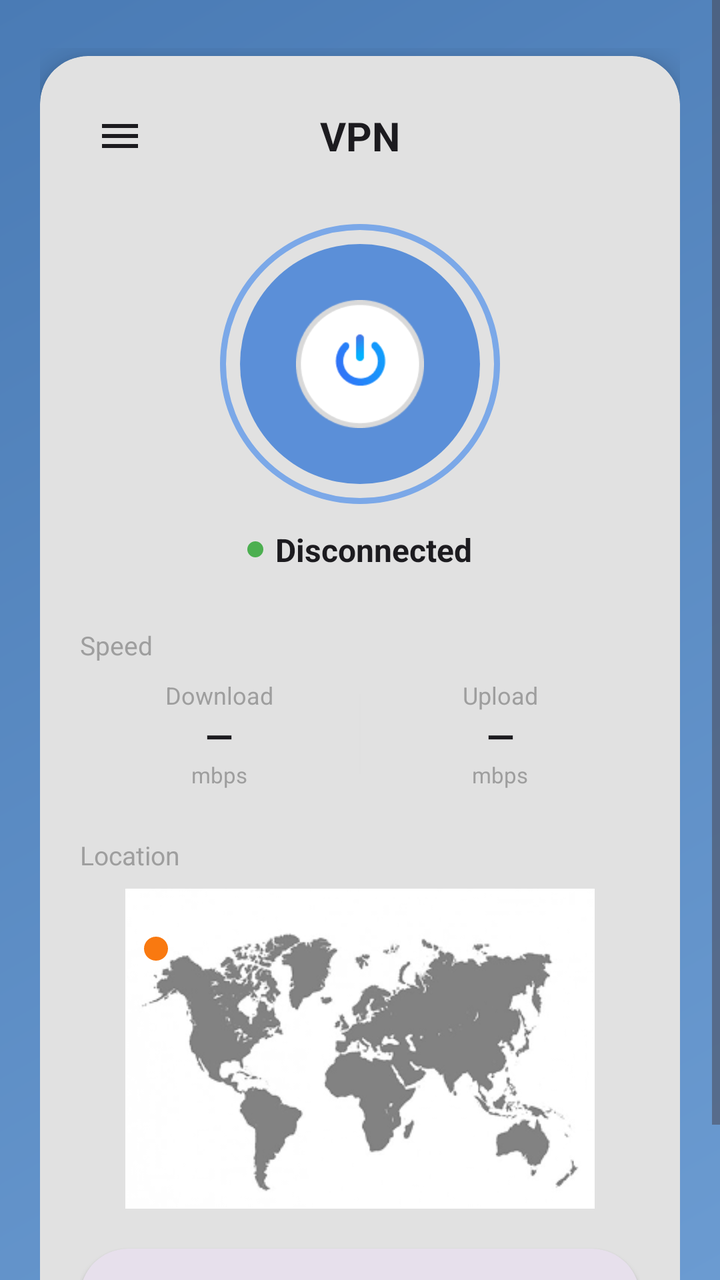
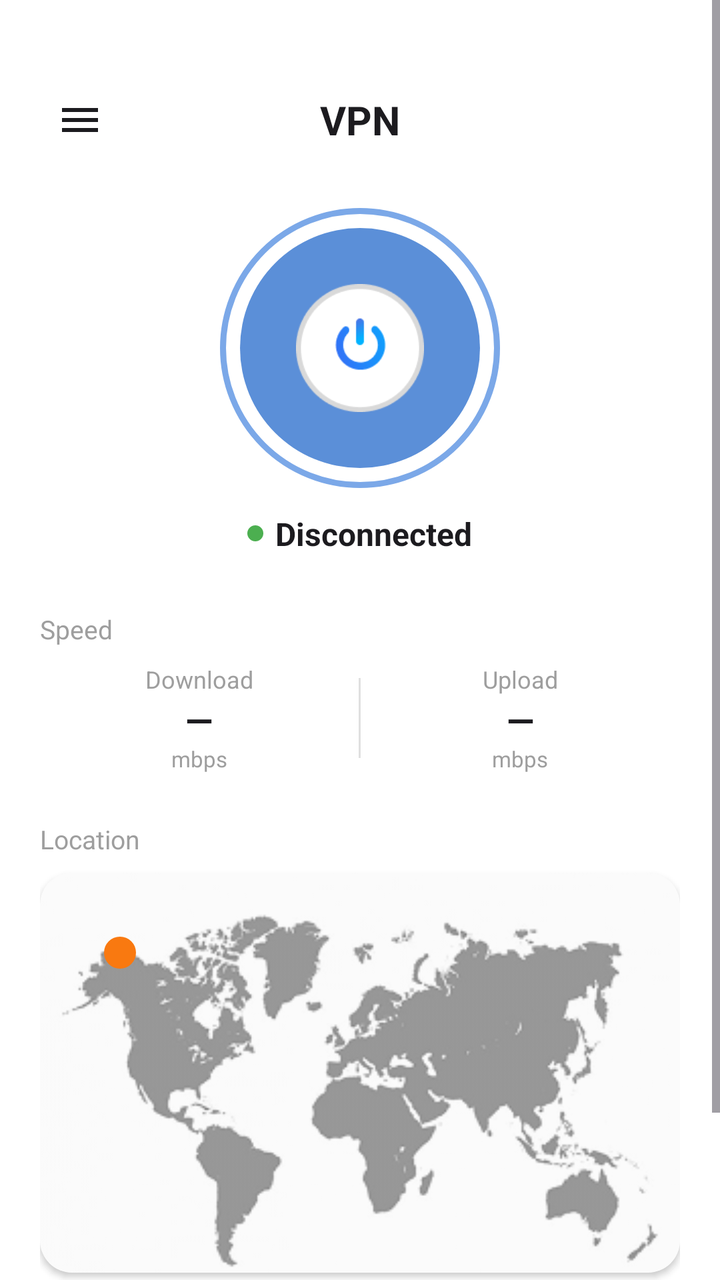

An Android layout rendered at two revisions. The XML below is the earlier revision; the diff shows what the commit changed to produce the second picture.
<!-- AndroidManifest.xml: application theme AppThemeDayNight.NoActionBar -->
<!-- res/layout/activity_main.xml -->
<?xml version="1.0" encoding="utf-8"?>
<FrameLayout xmlns:android="http://schemas.android.com/apk/res/android"
    xmlns:app="http://schemas.android.com/apk/res-auto"
    android:layout_width="match_parent"
    android:layout_height="match_parent"
    android:background="@drawable/bg_vpn_gradient"
    android:fitsSystemWindows="true">

    <ScrollView
        android:layout_width="match_parent"
        android:layout_height="match_parent"
        android:fillViewport="true">

        <LinearLayout
            android:layout_width="match_parent"
            android:layout_height="wrap_content"
            android:orientation="vertical"
            android:paddingTop="24dp"
            android:paddingStart="20dp"
            android:paddingEnd="20dp"
            android:paddingBottom="24dp">

            <com.google.android.material.progressindicator.LinearProgressIndicator
                android:id="@+id/progress_bar"
                android:layout_width="match_parent"
                android:layout_height="wrap_content"
                android:indeterminate="true"
                android:visibility="invisible"
                app:indicatorColor="@color/colorWhite" />

            <com.google.android.material.card.MaterialCardView
                android:layout_width="match_parent"
                android:layout_height="wrap_content"
                app:cardBackgroundColor="@color/vpn_card_white"
                app:cardCornerRadius="24dp"
                app:cardElevation="8dp"
                app:strokeWidth="0dp">

                <LinearLayout
                    android:layout_width="match_parent"
                    android:layout_height="wrap_content"
                    android:orientation="vertical"
                    android:paddingTop="20dp"
                    android:paddingStart="20dp"
                    android:paddingEnd="20dp"
                    android:paddingBottom="24dp">

                    
                    <LinearLayout
                        android:layout_width="match_parent"
                        android:layout_height="wrap_content"
                        android:gravity="center_vertical"
                        android:orientation="horizontal">

                        <ImageButton
                            android:id="@+id/btn_menu"
                            android:layout_width="40dp"
                            android:layout_height="40dp"
                            android:background="?attr/selectableItemBackgroundBorderless"
                            android:contentDescription="@string/navigation_drawer_open"
                            android:padding="8dp"
                            android:src="@drawable/ic_menu_24dp"
                            android:scaleType="centerInside" />

                        <TextView
                            android:layout_width="0dp"
                            android:layout_height="wrap_content"
                            android:layout_weight="1"
                            android:gravity="center"
                            android:text="@string/vpn_header_title"
                            android:textColor="@color/md_theme_onBackground"
                            android:textSize="20sp"
                            android:textStyle="bold" />

                        <View
                            android:layout_width="40dp"
                            android:layout_height="40dp" />
                    </LinearLayout>

                    
                    <FrameLayout
                        android:layout_width="wrap_content"
                        android:layout_height="wrap_content"
                        android:layout_gravity="center_horizontal"
                        android:layout_marginTop="24dp">

                        <View
                            android:layout_width="140dp"
                            android:layout_height="140dp"
                            android:layout_gravity="center"
                            android:background="@drawable/bg_power_button_ring" />

                        <ImageButton
                            android:id="@+id/btn_power"
                            android:layout_width="120dp"
                            android:layout_height="120dp"
                            android:layout_gravity="center"
                            android:background="@drawable/bg_power_button"
                            android:contentDescription="@string/action_stop_service"
                            android:padding="28dp"
                            android:scaleType="centerInside"
                            android:src="@drawable/ic_power_button" />
                    </FrameLayout>

                    
                    <LinearLayout
                        android:layout_width="wrap_content"
                        android:layout_height="wrap_content"
                        android:layout_gravity="center_horizontal"
                        android:layout_marginTop="12dp"
                        android:gravity="center_vertical"
                        android:orientation="horizontal">

                        <View
                            android:id="@+id/status_dot"
                            android:layout_width="8dp"
                            android:layout_height="8dp"
                            android:background="@drawable/bg_status_dot_connected" />

                        <TextView
                            android:id="@+id/tv_status"
                            android:layout_width="wrap_content"
                            android:layout_height="wrap_content"
                            android:layout_marginStart="6dp"
                            android:text="@string/vpn_disconnected"
                            android:textColor="@color/md_theme_onBackground"
                            android:textSize="16sp"
                            android:textStyle="bold" />
                    </LinearLayout>

                    
                    <TextView
                        android:layout_width="wrap_content"
                        android:layout_height="wrap_content"
                        android:layout_marginTop="28dp"
                        android:text="@string/vpn_speed"
                        android:textColor="@color/vpn_speed_label"
                        android:textSize="13sp" />

                    <LinearLayout
                        android:layout_width="match_parent"
                        android:layout_height="wrap_content"
                        android:layout_marginTop="8dp"
                        android:gravity="center"
                        android:orientation="horizontal">

                        <LinearLayout
                            android:layout_width="0dp"
                            android:layout_height="wrap_content"
                            android:layout_weight="1"
                            android:gravity="center"
                            android:orientation="vertical">

                            <TextView
                                android:layout_width="wrap_content"
                                android:layout_height="wrap_content"
                                android:text="@string/vpn_download"
                                android:textColor="@color/vpn_speed_label"
                                android:textSize="12sp" />
                            <TextView
                                android:id="@+id/tv_download_speed"
                                android:layout_width="wrap_content"
                                android:layout_height="wrap_content"
                                android:text="—"
                                android:textColor="@color/md_theme_onBackground"
                                android:textSize="18sp"
                                android:textStyle="bold" />
                            <TextView
                                android:layout_width="wrap_content"
                                android:layout_height="wrap_content"
                                android:text="@string/vpn_mbps"
                                android:textColor="@color/vpn_speed_label"
                                android:textSize="11sp" />
                        </LinearLayout>

                        <View
                            android:layout_width="1dp"
                            android:layout_height="40dp"
                            android:background="@color/divider_color_light" />

                        <LinearLayout
                            android:layout_width="0dp"
                            android:layout_height="wrap_content"
                            android:layout_weight="1"
                            android:gravity="center"
                            android:orientation="vertical">

                            <TextView
                                android:layout_width="wrap_content"
                                android:layout_height="wrap_content"
                                android:text="@string/vpn_upload"
                                android:textColor="@color/vpn_speed_label"
                                android:textSize="12sp" />
                            <TextView
                                android:id="@+id/tv_upload_speed"
                                android:layout_width="wrap_content"
                                android:layout_height="wrap_content"
                                android:text="—"
                                android:textColor="@color/md_theme_onBackground"
                                android:textSize="18sp"
                                android:textStyle="bold" />
                            <TextView
                                android:layout_width="wrap_content"
                                android:layout_height="wrap_content"
                                android:text="@string/vpn_mbps"
                                android:textColor="@color/vpn_speed_label"
                                android:textSize="11sp" />
                        </LinearLayout>
                    </LinearLayout>

                    
                    <TextView
                        android:layout_width="wrap_content"
                        android:layout_height="wrap_content"
                        android:layout_marginTop="24dp"
                        android:text="@string/vpn_location"
                        android:textColor="@color/vpn_location_label"
                        android:textSize="13sp" />

                    <FrameLayout
                        android:layout_width="match_parent"
                        android:layout_height="160dp"
                        android:layout_marginTop="8dp">

                        <ImageView
                            android:id="@+id/iv_world_map"
                            android:layout_width="match_parent"
                            android:layout_height="match_parent"
                            android:scaleType="fitCenter"
                            android:src="@drawable/world_map"
                            android:contentDescription="@string/vpn_location" />

                        <View
                            android:id="@+id/location_dot"
                            android:layout_width="12dp"
                            android:layout_height="12dp"
                            android:layout_marginStart="32dp"
                            android:layout_marginTop="24dp"
                            android:background="@drawable/bg_location_dot" />
                    </FrameLayout>

                    
                    <com.google.android.material.card.MaterialCardView
                        android:id="@+id/country_selector"
                        android:layout_width="match_parent"
                        android:layout_height="wrap_content"
                        android:layout_marginTop="20dp"
                        android:clickable="true"
                        android:focusable="true"
                        app:cardBackgroundColor="@color/md_theme_surfaceVariant"
                        app:cardCornerRadius="24dp"
                        app:cardElevation="2dp"
                        app:strokeWidth="0dp">

                        <LinearLayout
                            android:layout_width="match_parent"
                            android:layout_height="wrap_content"
                            android:gravity="center_vertical"
                            android:orientation="horizontal"
                            android:paddingVertical="14dp"
                            android:paddingStart="16dp"
                            android:paddingEnd="16dp">

                            <TextView
                                android:id="@+id/tv_country_flag"
                                android:layout_width="28dp"
                                android:layout_height="28dp"
                                android:gravity="center"
                                android:textSize="20sp"
                                android:text="🌍" />

                            <TextView
                                android:id="@+id/tv_country_name"
                                android:layout_width="0dp"
                                android:layout_height="wrap_content"
                                android:layout_weight="1"
                                android:layout_marginStart="12dp"
                                android:ellipsize="end"
                                android:maxLines="1"
                                android:text="@string/vpn_select_location"
                                android:textColor="@color/md_theme_onBackground"
                                android:textSize="16sp" />

                            <ImageView
                                android:layout_width="24dp"
                                android:layout_height="24dp"
                                android:src="@drawable/ic_chevron_down_24dp"
                                android:contentDescription="@string/vpn_choose_country" />
                        </LinearLayout>
                    </com.google.android.material.card.MaterialCardView>
                </LinearLayout>
            </com.google.android.material.card.MaterialCardView>
        </LinearLayout>
    </ScrollView>

    
    <androidx.viewpager2.widget.ViewPager2
        android:id="@+id/view_pager"
        android:layout_width="match_parent"
        android:layout_height="1dp"
        android:visibility="invisible" />
</FrameLayout>
<!-- resources referenced by this layout -->
<resources>
  <color name="colorWhite">#FFFFFF</color>
  <color name="divider_color_light">#E0E0E0</color>
  <color name="md_theme_onBackground">#1C1B1F</color>
  <color name="md_theme_surfaceVariant">#E7E0EC</color>
  <color name="vpn_card_white">#FFFFFF</color>
  <color name="vpn_location_label">#9E9E9E</color>
  <color name="vpn_speed_label">#9E9E9E</color>
  <!-- drawable bg_location_dot (drawable) -->
  <?xml version="1.0" encoding="utf-8"?>
  <shape xmlns:android="http://schemas.android.com/apk/res/android"
      android:shape="oval">
      <solid android:color="@color/md_theme_secondary" />
      <size android:width="12dp" android:height="12dp" />
  </shape>
  <!-- drawable bg_power_button (drawable) -->
  <?xml version="1.0" encoding="utf-8"?>
  <shape xmlns:android="http://schemas.android.com/apk/res/android"
      android:shape="oval">
      <solid android:color="@color/vpn_power_blue" />
      <size android:width="120dp" android:height="120dp" />
  </shape>
  <!-- drawable bg_vpn_gradient (drawable) -->
  <?xml version="1.0" encoding="utf-8"?>
  <shape xmlns:android="http://schemas.android.com/apk/res/android">
      <gradient
          android:angle="135"
          android:startColor="@color/vpn_gradient_start"
          android:endColor="@color/vpn_gradient_end"
          android:type="linear" />
  </shape>
  <string name="action_stop_service">Stop service</string>
  <string name="navigation_drawer_open">Open navigation drawer</string>
  <string name="vpn_choose_country">Choose Country</string>
  <string name="vpn_disconnected">Disconnected</string>
  <string name="vpn_download">Download</string>
  <string name="vpn_header_title">VPN</string>
  <string name="vpn_location">Location</string>
  <string name="vpn_mbps">mbps</string>
  <string name="vpn_select_location">Select a location</string>
  <string name="vpn_speed">Speed</string>
  <string name="vpn_upload">Upload</string>
  <style name="AppThemeDayNight.NoActionBar" parent="AppThemeDayNight">
          <item name="windowActionBar">false</item>
          <item name="windowNoTitle">true</item>
      </style>
  <color name="md_theme_secondary">#f97910</color>
  <color name="vpn_power_blue">#5B8FD8</color>
  <color name="vpn_power_ring">#7BA8E8</color>
  <color name="vpn_status_connected">#4CAF50</color>
  <color name="vpn_gradient_start">#6B9BD1</color>
  <color name="vpn_gradient_end">#4A7BB5</color>
  <style name="AppThemeDayNight" parent="AppThemeBase">
          
          <item name="android:windowLightStatusBar">true</item>
          <item name="android:windowLightNavigationBar" tools:targetApi="27">true</item>
      </style>
  <color name="md_theme_primary">#000000</color>
  <color name="md_theme_onPrimary">#FFFFFF</color>
  <color name="md_theme_primaryContainer">#E0E0E0</color>
  <color name="md_theme_onPrimaryContainer">#000000</color>
  <color name="md_theme_onSecondary">#FFFFFF</color>
  <color name="md_theme_secondaryContainer">#FFE8D6</color>
  <color name="md_theme_onSecondaryContainer">#2B1700</color>
  <color name="md_theme_tertiary">#009966</color>
  <color name="md_theme_onTertiary">#FFFFFF</color>
  <color name="md_theme_tertiaryContainer">#A0F2D0</color>
  <color name="md_theme_onTertiaryContainer">#00201A</color>
  <color name="md_theme_error">#BA1A1A</color>
  <color name="md_theme_onError">#FFFFFF</color>
  <color name="md_theme_errorContainer">#FFDAD6</color>
  <color name="md_theme_onErrorContainer">#410002</color>
  <color name="md_theme_surface">#FFFFFF</color>
  <color name="md_theme_onSurface">#1C1B1F</color>
  <color name="md_theme_onSurfaceVariant">#49454F</color>
  <color name="md_theme_inverseSurface">#313033</color>
  <color name="md_theme_inverseOnSurface">#F4EFF4</color>
  <color name="md_theme_background">#FFFFFF</color>
  <color name="md_theme_outline">#79747E</color>
  <color name="md_theme_outlineVariant">#CAC4D0</color>
  <color name="md_theme_inversePrimary">#C0C0C0</color>
  <!-- unchanged entries left out for length: 7 -->
</resources>

<!-- the commit's change to res/layout/activity_main.xml (unified diff, before → after) -->
@@ -3,22 +3,25 @@
     xmlns:app="http://schemas.android.com/apk/res-auto"
     android:layout_width="match_parent"
     android:layout_height="match_parent"
-    android:background="@drawable/bg_vpn_gradient"
-    android:fitsSystemWindows="true">
+    android:background="@color/md_theme_background"
+    android:fitsSystemWindows="false">
 
     <ScrollView
+        android:id="@+id/scroll_view"
         android:layout_width="match_parent"
         android:layout_height="match_parent"
         android:fillViewport="true">
 
         <LinearLayout
+            android:id="@+id/main_content"
             android:layout_width="match_parent"
-            android:layout_height="wrap_content"
+            android:layout_height="match_parent"
             android:orientation="vertical"
-            android:paddingTop="24dp"
-            android:paddingStart="20dp"
-            android:paddingEnd="20dp"
-            android:paddingBottom="24dp">
+            android:paddingTop="16dp"
+            android:paddingStart="0dp"
+            android:paddingEnd="0dp"
+            android:paddingBottom="0dp"
+            android:fitsSystemWindows="false">
 
             <com.google.android.material.progressindicator.LinearProgressIndicator
                 android:id="@+id/progress_bar"
@@ -30,15 +33,17 @@
 
             <com.google.android.material.card.MaterialCardView
                 android:layout_width="match_parent"
-                android:layout_height="wrap_content"
+                android:layout_height="match_parent"
+                android:layout_marginTop="0dp"
+                android:layout_marginBottom="0dp"
                 app:cardBackgroundColor="@color/vpn_card_white"
-                app:cardCornerRadius="24dp"
-                app:cardElevation="8dp"
+                app:cardCornerRadius="0dp"
+                app:cardElevation="0dp"
                 app:strokeWidth="0dp">
 
                 <LinearLayout
                     android:layout_width="match_parent"
-                    android:layout_height="wrap_content"
+                    android:layout_height="match_parent"
                     android:orientation="vertical"
                     android:paddingTop="20dp"
                     android:paddingStart="20dp"
@@ -217,27 +222,37 @@
                         android:textColor="@color/vpn_location_label"
                         android:textSize="13sp" />
 
-                    <FrameLayout
+                    <com.google.android.material.card.MaterialCardView
                         android:layout_width="match_parent"
-                        android:layout_height="160dp"
-                        android:layout_marginTop="8dp">
-
-                        <ImageView
-                            android:id="@+id/iv_world_map"
+                        android:layout_height="200dp"
+                        android:layout_marginTop="8dp"
+                        app:cardBackgroundColor="@color/md_theme_surface"
+                        app:cardCornerRadius="16dp"
+                        app:cardElevation="2dp"
+                        app:strokeWidth="0dp">
+
+                        <FrameLayout
                             android:layout_width="match_parent"
-                            android:layout_height="match_parent"
-                            android:scaleType="fitCenter"
-                            android:src="@drawable/world_map"
-                            android:contentDescription="@string/vpn_location" />
-
-                        <View
-                            android:id="@+id/location_dot"
-                            android:layout_width="12dp"
-                            android:layout_height="12dp"
-                            android:layout_marginStart="32dp"
-                            android:layout_marginTop="24dp"
-                            android:background="@drawable/bg_location_dot" />
-                    </FrameLayout>
+                            android:layout_height="match_parent">
+
+                            <ImageView
+                                android:id="@+id/iv_world_map"
+                                android:layout_width="match_parent"
+                                android:layout_height="match_parent"
+                                android:scaleType="centerCrop"
+                                android:src="@drawable/world_map"
+                                android:contentDescription="@string/vpn_location"
+                                android:alpha="0.8" />
+
+                            <View
+                                android:id="@+id/location_dot"
+                                android:layout_width="16dp"
+                                android:layout_height="16dp"
+                                android:layout_marginStart="32dp"
+                                android:layout_marginTop="32dp"
+                                android:background="@drawable/bg_location_dot" />
+                        </FrameLayout>
+                    </com.google.android.material.card.MaterialCardView>
 
                     
                     <com.google.android.material.card.MaterialCardView
<!-- resource entries referenced after the edit -->
@@ -21,15 +21,6 @@
       <solid android:color="@color/vpn_power_blue" />
       <size android:width="120dp" android:height="120dp" />
   </shape>
-  <!-- drawable bg_vpn_gradient (drawable) -->
-  <?xml version="1.0" encoding="utf-8"?>
-  <shape xmlns:android="http://schemas.android.com/apk/res/android">
-      <gradient
-          android:angle="135"
-          android:startColor="@color/vpn_gradient_start"
-          android:endColor="@color/vpn_gradient_end"
-          android:type="linear" />
-  </shape>
   <string name="action_stop_service">Stop service</string>
   <string name="navigation_drawer_open">Open navigation drawer</string>
   <string name="vpn_choose_country">Choose Country</string>
@@ -49,8 +40,6 @@
   <color name="vpn_power_blue">#5B8FD8</color>
   <color name="vpn_power_ring">#7BA8E8</color>
   <color name="vpn_status_connected">#4CAF50</color>
-  <color name="vpn_gradient_start">#6B9BD1</color>
-  <color name="vpn_gradient_end">#4A7BB5</color>
   <style name="AppThemeDayNight" parent="AppThemeBase">
           
           <item name="android:windowLightStatusBar">true</item>
